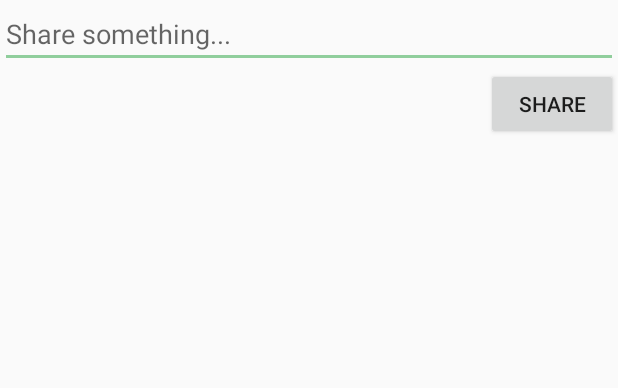
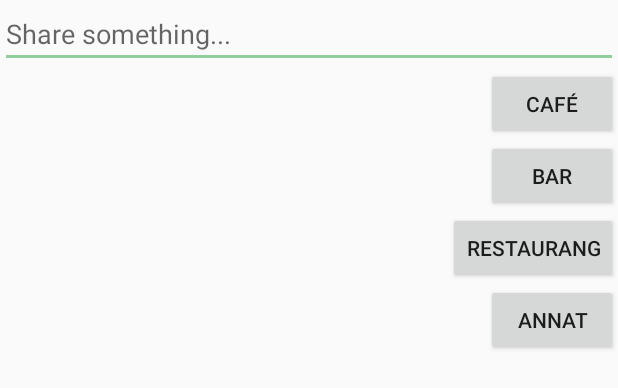
Before and after one commit to studieresan/studs-app, an Android app: the layout fragment_share_location.xml on its own in the app's theme, with its tools: preview values and no code run, on a phone screen of 412 x 824 dp. Shown: the top 388 px of the screen. Run offline under Robolectric (Android 15) with nearby library versions, the phone set to English and light mode, and no system bars.

Commit message:
added buttons but login doesnt work

```diff
--- a/android/app/src/main/java/se/studieresan/studs/Location.kt
+++ b/android/app/src/main/java/se/studieresan/studs/Location.kt
@@ -1,3 +1,3 @@
 package se.studieresan.studs
 
-data class Location(var lat: Double = 0.0, var lng: Double = 0.0, var message: String = "")
+data class Location(var lat: Double = 0.0, var lng: Double = 0.0, var message: String = "", var typ: String = "")
--- a/android/app/src/main/res/layout/fragment_share_location.xml
+++ b/android/app/src/main/res/layout/fragment_share_location.xml
@@ -10,9 +10,30 @@
         android:hint="Share something..."/>
 
     <Button
-        android:id="@+id/share_button"
+        android:id="@+id/cafe_button"
         android:layout_width="wrap_content"
         android:layout_height="wrap_content"
         android:layout_gravity="end"
-        android:text="Share"/>
+        android:text="Café"/>
+
+    <Button
+        android:id="@+id/bar_button"
+        android:layout_width="wrap_content"
+        android:layout_height="wrap_content"
+        android:layout_gravity="end"
+        android:text="Bar"/>
+
+    <Button
+        android:id="@+id/rest_button"
+        android:layout_width="wrap_content"
+        android:layout_height="wrap_content"
+        android:layout_gravity="end"
+        android:text="Restaurang"/>
+
+    <Button
+        android:id="@+id/other_button"
+        android:layout_width="wrap_content"
+        android:layout_height="wrap_content"
+        android:layout_gravity="end"
+        android:text="Annat"/>
 </LinearLayout>
```
Also changed, not shown: android/app/src/main/java/se/studieresan/studs/ShareLocationFragment.kt (+30 -15 lines).
